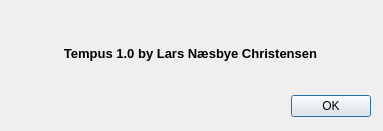
Qt form aboutdialog.ui (larsnaesbye/tempus) before a commit.
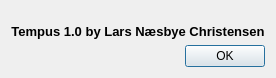
The same form after that commit.

```diff
--- a/aboutdialog.ui
+++ b/aboutdialog.ui
@@ -6,41 +6,16 @@
    <rect>
     <x>0</x>
     <y>0</y>
-    <width>383</width>
-    <height>131</height>
+    <width>275</width>
+    <height>78</height>
    </rect>
   </property>
   <property name="windowTitle">
    <string>About Tempus</string>
   </property>
-  <widget class="QDialogButtonBox" name="buttonBox">
-   <property name="geometry">
-    <rect>
-     <x>290</x>
-     <y>90</y>
-     <width>81</width>
-     <height>32</height>
-    </rect>
-   </property>
-   <property name="orientation">
-    <enum>Qt::Horizontal</enum>
-   </property>
-   <property name="standardButtons">
-    <set>QDialogButtonBox::Ok</set>
-   </property>
-   <property name="centerButtons">
-    <bool>false</bool>
-   </property>
-  </widget>
+  <layout class="QGridLayout" name="gridLayout">
+   <item row="0" column="0">
   <widget class="QLabel" name="label">
-   <property name="geometry">
-    <rect>
-     <x>10</x>
-     <y>10</y>
-     <width>361</width>
-     <height>51</height>
-    </rect>
-   </property>
    <property name="font">
     <font>
      <pointsize>10</pointsize>
@@ -55,6 +30,21 @@
     <set>Qt::AlignBottom|Qt::AlignHCenter</set>
    </property>
   </widget>
+   </item>
+   <item row="1" column="0">
+    <widget class="QDialogButtonBox" name="buttonBox">
+     <property name="orientation">
+      <enum>Qt::Horizontal</enum>
+     </property>
+     <property name="standardButtons">
+      <set>QDialogButtonBox::Ok</set>
+     </property>
+     <property name="centerButtons">
+      <bool>false</bool>
+     </property>
+    </widget>
+   </item>
+  </layout>
  </widget>
  <resources/>
  <connections>
```
Lines whose indentation alone changed are shown as unchanged.
